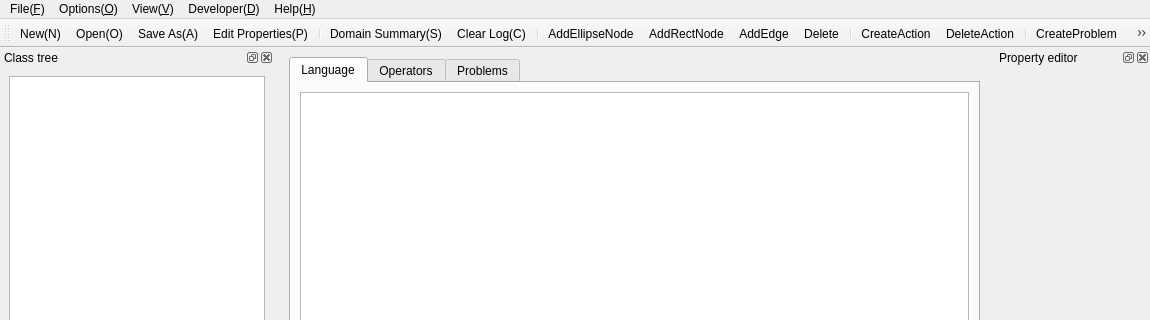
First picture: the form in KAVI/forms/KAVIMainWindow.ui, repository xuanjianwu/KAVI, before the edit; both pictures show x 0 to 1150 and y 0 to 320 of the 1150 by 750 pixel window.
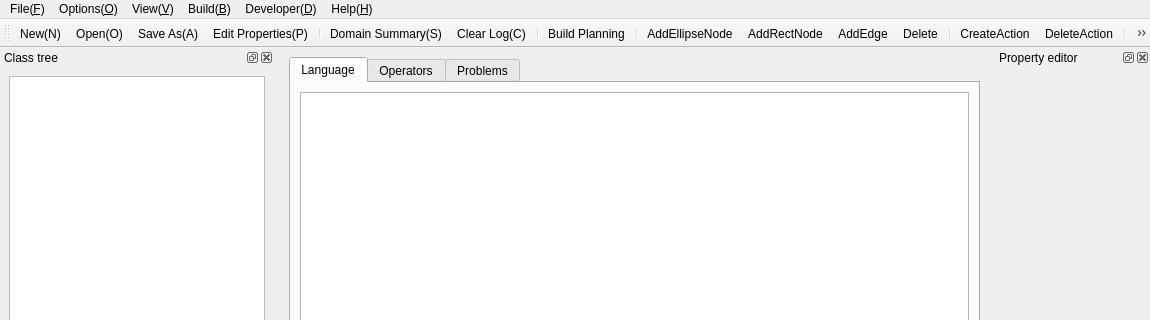
Second picture: the form after the edit. Icons and pictures are not drawn. Custom widgets are drawn as their Qt base class.

Commit message: add build planning icon

```diff
--- a/KAVI/forms/KAVIMainWindow.ui
+++ b/KAVI/forms/KAVIMainWindow.ui
@@ -205,9 +205,16 @@
     <addaction name="actionKnowledge_Base_K"/>
     <addaction name="actionSolution_Settings"/>
    </widget>
+   <widget class="QMenu" name="menuBuild_B">
+    <property name="title">
+     <string>Build(&amp;B)</string>
+    </property>
+    <addaction name="actionBuild_Planning"/>
+   </widget>
    <addaction name="menuFile_F"/>
    <addaction name="menuOptions_O"/>
    <addaction name="menuView_V"/>
+   <addaction name="menuBuild_B"/>
    <addaction name="menuDeveloper_D"/>
    <addaction name="menuHelp_H"/>
   </widget>
@@ -357,6 +364,8 @@
    <addaction name="actionDomain_Summary_S"/>
    <addaction name="actionClear_Log_C"/>
    <addaction name="separator"/>
+   <addaction name="actionBuild_Planning"/>
+   <addaction name="separator"/>
    <addaction name="actionAddEllipseNode"/>
    <addaction name="actionAddRectNode"/>
    <addaction name="actionAddEdge"/>
@@ -704,6 +713,21 @@
     <string>View and edit solution settings</string>
    </property>
   </action>
+  <action name="actionBuild_Planning">
+   <property name="icon">
+    <iconset resource="../res/KAVIImages.qrc">
+     <normaloff>:/images2/images2/play.png</normaloff>:/images2/images2/play.png</iconset>
+   </property>
+   <property name="text">
+    <string>Build Planning</string>
+   </property>
+   <property name="toolTip">
+    <string>Build and run planning</string>
+   </property>
+   <property name="statusTip">
+    <string>Build and run planning</string>
+   </property>
+  </action>
  </widget>
  <customwidgets>
   <customwidget>
```
Left out of the diff: 2 changed lines with no effect on the pictures.
